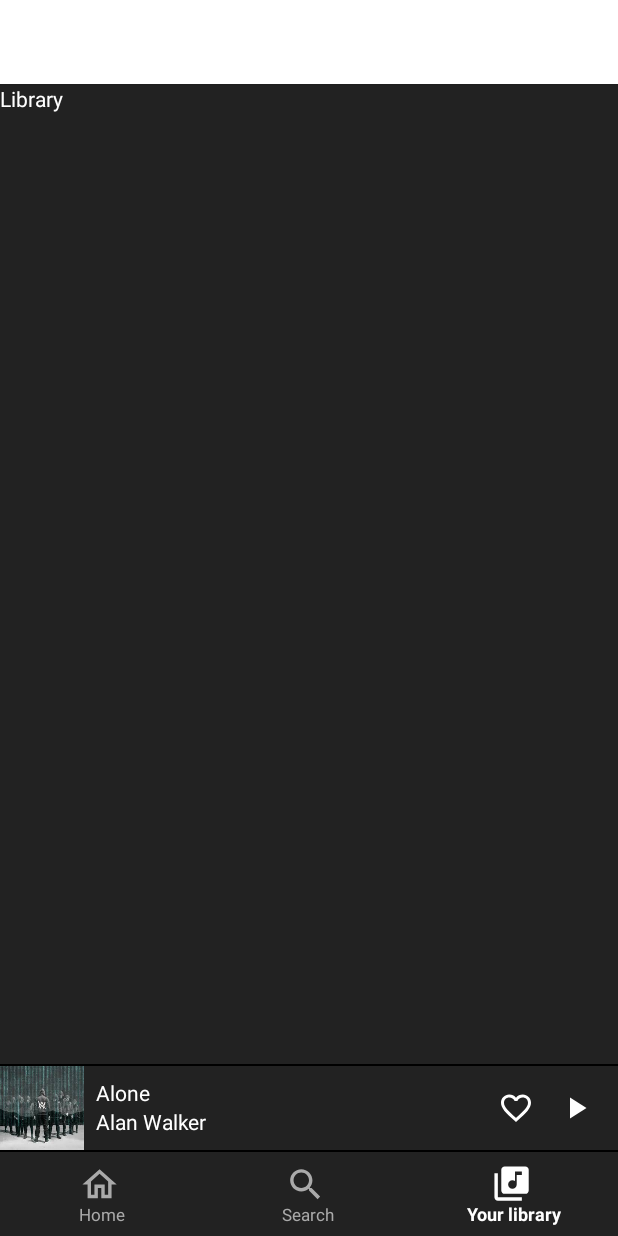
After one commit to anujkumarnath/Muzik, an Android app: the LibraryFragment screen opened through its navigation route, on a phone screen of 412 x 824 dp. The commit adds this screen. Run offline under Robolectric (Android 15) with nearby library versions, the phone set to English and light mode, and no system bars; our stand-ins replace navigation-ui.

Commit message:
Navigation host and fragments added

```diff
--- a/app/build.gradle
+++ b/app/build.gradle
@@ -26,7 +26,11 @@
     implementation fileTree(dir: "libs", include: ["*.jar"])
     implementation 'androidx.appcompat:appcompat:1.2.0'
     implementation 'androidx.constraintlayout:constraintlayout:2.0.1'
-    implementation 'com.google.android.material:material:1.2.1' // for bottom navbar
+    implementation 'com.google.android.material:material:1.2.1'
+    implementation 'androidx.navigation:navigation-fragment:2.3.0'  // for navigation fragment
+    implementation 'androidx.navigation:navigation-ui:2.3.0'        // for navigation fragment
+    implementation 'androidx.legacy:legacy-support-v4:1.0.0'        // for bottom navbar
+    implementation 'androidx.lifecycle:lifecycle-extensions:2.2.0'  // for nav controller
     testImplementation 'junit:junit:4.12'
     androidTestImplementation 'androidx.test.ext:junit:1.1.2'
     androidTestImplementation 'androidx.test.espresso:espresso-core:3.3.0'
--- a/app/src/main/java/com/androiddreams/muzik/MainActivity.java
+++ b/app/src/main/java/com/androiddreams/muzik/MainActivity.java
@@ -3,6 +3,9 @@
 import android.os.Bundle;
 
 import androidx.appcompat.app.AppCompatActivity;
+import androidx.navigation.NavController;
+import androidx.navigation.Navigation;
+import androidx.navigation.ui.NavigationUI;
 
 import com.google.android.material.bottomnavigation.BottomNavigationView;
 
@@ -15,5 +18,8 @@
 
         BottomNavigationView bottomNavigationView = findViewById(R.id.bottomNavigationView);
         bottomNavigationView.setItemIconTintList(null); // disables default colors in bottom navigation view
+
+        NavController navController = Navigation.findNavController(this, R.id.nav_host_fragment);
+        NavigationUI.setupWithNavController(bottomNavigationView, navController);
     }
 }
--- /dev/null
+++ b/app/src/main/java/com/androiddreams/muzik/ui/HomeFragment.java
@@ -0,0 +1,20 @@
+package com.androiddreams.muzik.ui;
+
+import android.os.Bundle;
+import android.view.LayoutInflater;
+import android.view.View;
+import android.view.ViewGroup;
+
+import androidx.fragment.app.Fragment;
+
+import com.androiddreams.muzik.R;
+
+public class HomeFragment extends Fragment {
+
+    @Override
+    public View onCreateView(LayoutInflater inflater, ViewGroup container,
+                             Bundle savedInstanceState) {
+        // Inflate the layout for this fragment
+        return inflater.inflate(R.layout.fragment_home, container, false);
+    }
+}
--- /dev/null
+++ b/app/src/main/java/com/androiddreams/muzik/ui/LibraryFragment.java
@@ -0,0 +1,20 @@
+package com.androiddreams.muzik.ui;
+
+import android.os.Bundle;
+import android.view.LayoutInflater;
+import android.view.View;
+import android.view.ViewGroup;
+
+import androidx.fragment.app.Fragment;
+
+import com.androiddreams.muzik.R;
+
+public class LibraryFragment extends Fragment {
+
+    @Override
+    public View onCreateView(LayoutInflater inflater, ViewGroup container,
+                             Bundle savedInstanceState) {
+        // Inflate the layout for this fragment
+        return inflater.inflate(R.layout.fragment_library, container, false);
+    }
+}
--- a/app/src/main/res/layout/activity_main.xml
+++ b/app/src/main/res/layout/activity_main.xml
@@ -8,6 +8,7 @@
     tools:context=".MainActivity">
 
     <androidx.constraintlayout.widget.ConstraintLayout
+        android:id="@+id/constraintLayout"
         android:layout_width="0dp"
         android:layout_height="wrap_content"
         android:background="@color/colorBackgroundGray"
@@ -101,4 +102,16 @@
         app:layout_constraintStart_toStartOf="parent"
         app:menu="@menu/botton_nav_menu" />
 
+    <fragment
+        android:id="@+id/nav_host_fragment"
+        android:name="androidx.navigation.fragment.NavHostFragment"
+        android:layout_width="0dp"
+        android:layout_height="0dp"
+        app:defaultNavHost="true"
+        app:layout_constraintBottom_toTopOf="@+id/constraintLayout"
+        app:layout_constraintEnd_toEndOf="parent"
+        app:layout_constraintStart_toStartOf="parent"
+        app:layout_constraintTop_toTopOf="parent"
+        app:navGraph="@navigation/muzik_navigation" />
+
 </androidx.constraintlayout.widget.ConstraintLayout>
--- /dev/null
+++ b/app/src/main/res/layout/fragment_library.xml
@@ -0,0 +1,15 @@
+<?xml version="1.0" encoding="utf-8"?>
+<FrameLayout xmlns:android="http://schemas.android.com/apk/res/android"
+    xmlns:tools="http://schemas.android.com/tools"
+    android:layout_width="match_parent"
+    android:layout_height="match_parent"
+    tools:context=".ui.LibraryFragment">
+
+    <!-- TODO: Update blank fragment layout -->
+    <TextView
+        android:layout_width="match_parent"
+        android:layout_height="match_parent"
+        android:text="Library"
+        android:textColor="@android:color/white" />
+
+</FrameLayout>
--- /dev/null
+++ b/app/src/main/res/navigation/muzik_navigation.xml
@@ -0,0 +1,23 @@
+<?xml version="1.0" encoding="utf-8"?>
+<navigation xmlns:android="http://schemas.android.com/apk/res/android"
+    xmlns:app="http://schemas.android.com/apk/res-auto"
+    xmlns:tools="http://schemas.android.com/tools"
+    android:id="@+id/muzik_navigation"
+    app:startDestination="@id/navigation_home">
+
+    <fragment
+        android:id="@+id/navigation_home"
+        android:name="com.androiddreams.muzik.ui.HomeFragment"
+        android:label="fragment_home"
+        tools:layout="@layout/fragment_home" />
+    <fragment
+        android:id="@+id/navigation_search"
+        android:name="com.androiddreams.muzik.ui.SearchFragment"
+        android:label="fragment_search"
+        tools:layout="@layout/fragment_search" />
+    <fragment
+        android:id="@+id/navigation_library"
+        android:name="com.androiddreams.muzik.ui.LibraryFragment"
+        android:label="fragment_library"
+        tools:layout="@layout/fragment_library" />
+</navigation>
--- a/app/src/main/res/values/strings.xml
+++ b/app/src/main/res/values/strings.xml
@@ -3,4 +3,6 @@
     <string name="title_menu_home">Home</string>
     <string name="title_menu_search">Search</string>
     <string name="title_menu_library">Your library</string>
+    <!-- TODO: Remove or change this placeholder text -->
+    <string name="hello_blank_fragment">Hello blank fragment</string>
 </resources>
```
Also changed, not shown: app/src/main/java/com/androiddreams/muzik/ui/SearchFragment.java (added, +20 -0 lines), app/src/main/res/drawable/ic_song_list_item_option.xml (added, +10 -0 lines), app/src/main/res/layout/fragment_home.xml (added, +15 -0 lines), app/src/main/res/layout/fragment_search.xml (added, +15 -0 lines), app/src/main/res/layout/layout_song_list_item.xml (added, +54 -0 lines).
